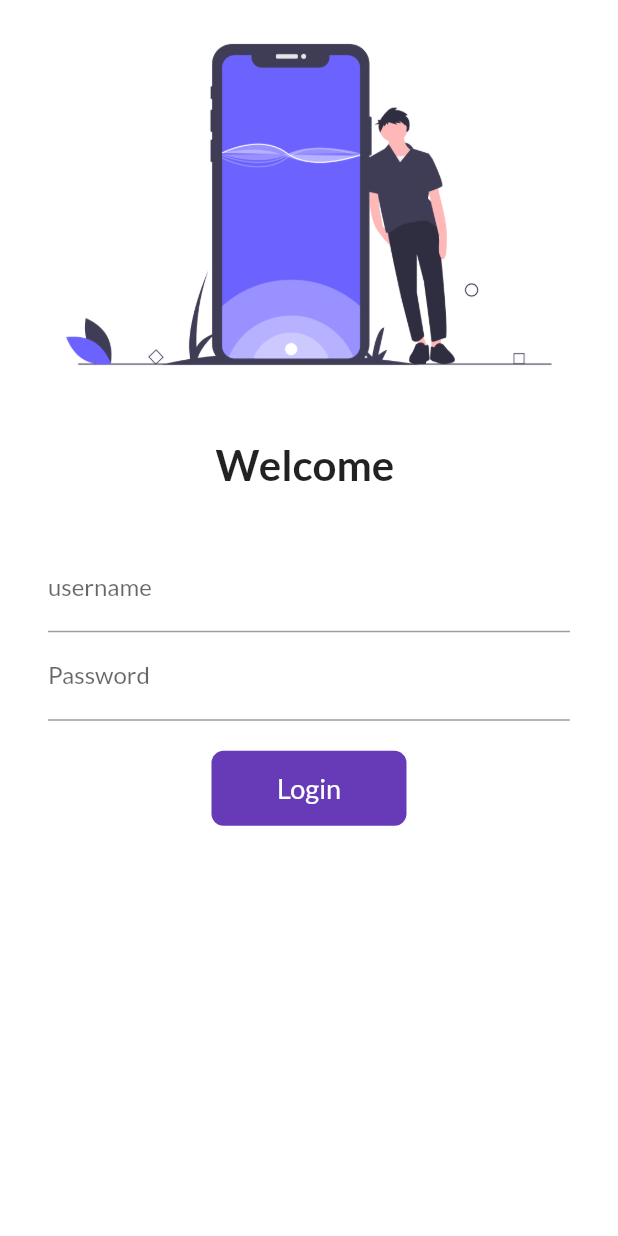
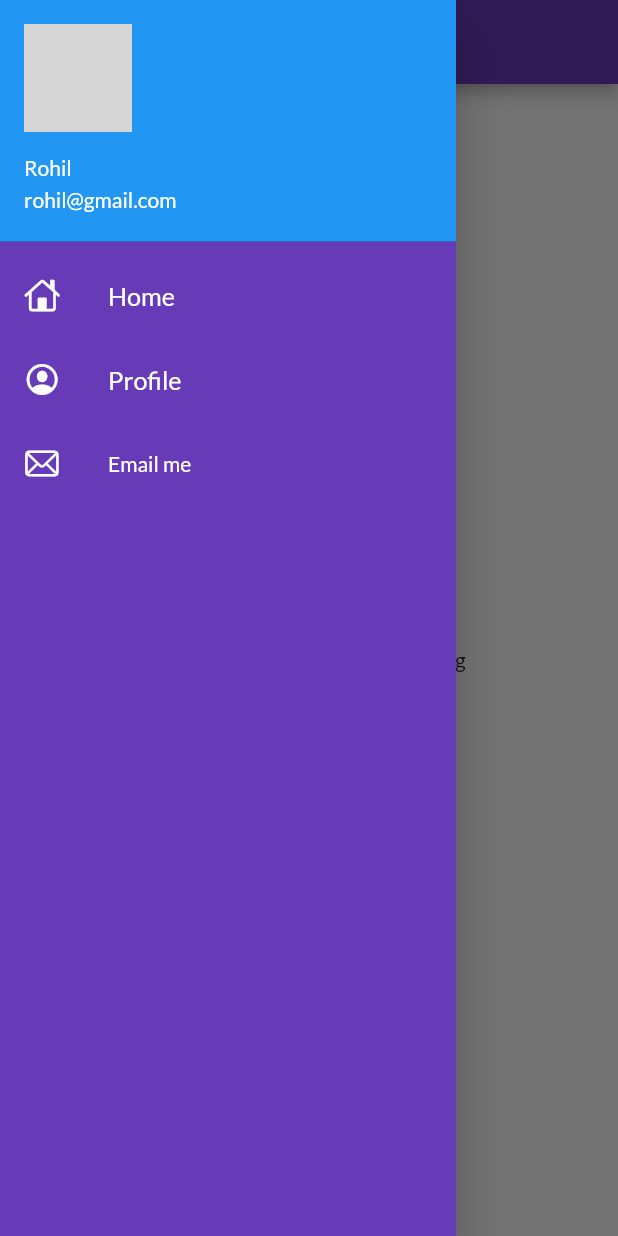
Before and after one commit to Superman005/flutter-practice, a Flutter app: the screen it shows after launch, with the side drawer open (before the commit the screen has no drawer), on a phone screen of 412 x 824 dp. Run offline on Flutter 3.47's test engine with Material 2 defaults, Android fonts, the phone set to English and light mode, and no system bars; our stand-ins replace google_fonts; network calls fail; grey boxes are pictures that could not be loaded.

Commit message:
Day 9 completed

```diff
--- a/lib/main.dart
+++ b/lib/main.dart
@@ -24,7 +24,7 @@
         primaryColor: Colors.amberAccent,
         // brightness: Brightness.dark,
       ),
-      initialRoute: "/",
+      initialRoute: MyRoutes.homeRoute,
       routes: {
         "/": (context) => LoginPage(),
         MyRoutes.homeRoute: (context) => HomePage(),
--- a/lib/pages/home_pages.dart
+++ b/lib/pages/home_pages.dart
@@ -1,4 +1,5 @@
 import 'package:flutter/material.dart';
+import 'package:practice4/widgets/drawer.dart';
 
 class HomePage extends StatelessWidget {
   final int days = 30;
@@ -14,7 +15,7 @@
           child: Text('Welcome to flutter $days days $name'),
         ),
       ),
-      drawer: Drawer(),
+      drawer: MyDrawer(),
     );
   }
 }
--- /dev/null
+++ b/lib/widgets/drawer.dart
@@ -0,0 +1,70 @@
+import 'package:flutter/cupertino.dart';
+import 'package:flutter/material.dart';
+
+class MyDrawer extends StatelessWidget {
+  @override
+  Widget build(BuildContext context) {
+    final imageUrl =
+        "https://i.pinimg.com/originals/08/ed/1e/08ed1e299052cd81b1af6c8d6d7e1c51.jpg";
+    return Drawer(
+        child: Container(
+      color: Colors.deepPurple,
+      child: ListView(
+        padding: EdgeInsets.zero,
+        children: [
+          DrawerHeader(
+            padding: EdgeInsets.zero,
+            child: UserAccountsDrawerHeader(
+              margin: EdgeInsets.zero,
+              accountName: Text('Rohil'),
+              accountEmail: Text('rohil@gmail.com'),
+              currentAccountPicture: CircleAvatar(
+                backgroundImage: NetworkImage(
+                  imageUrl,
+                ),
+              ),
+            ),
+          ),
+          ListTile(
+            leading: Icon(
+              CupertinoIcons.home,
+              color: Colors.white,
+            ),
+            title: Text(
+              "Home",
+              textScaleFactor: 1.2,
+              style: TextStyle(
+                color: Colors.white,
+              ),
+            ),
+          ),
+          ListTile(
+            leading: Icon(
+              CupertinoIcons.profile_circled,
+              color: Colors.white,
+            ),
+            title: Text(
+              "Profile",
+              textScaleFactor: 1.2,
+              style: TextStyle(
+                color: Colors.white,
+              ),
+            ),
+          ),
+          ListTile(
+            leading: Icon(
+              CupertinoIcons.mail,
+              color: Colors.white,
+            ),
+            title: Text(
+              "Email me",
+              style: TextStyle(
+                color: Colors.white,
+              ),
+            ),
+          )
+        ],
+      ),
+    ));
+  }
+}
```
